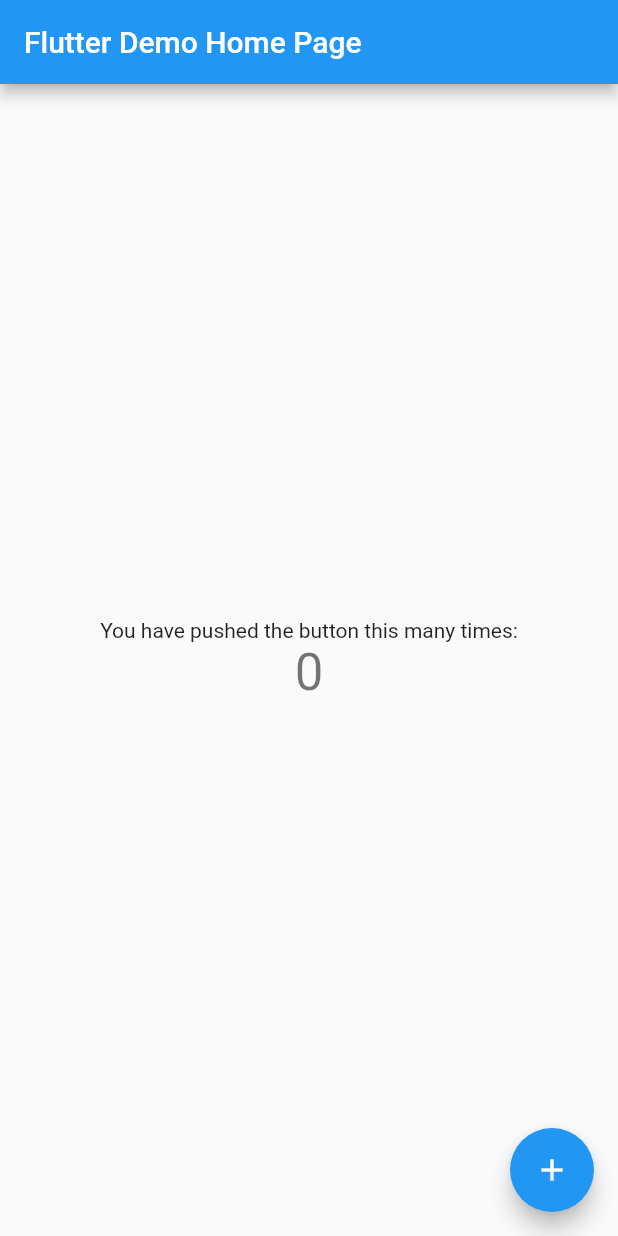
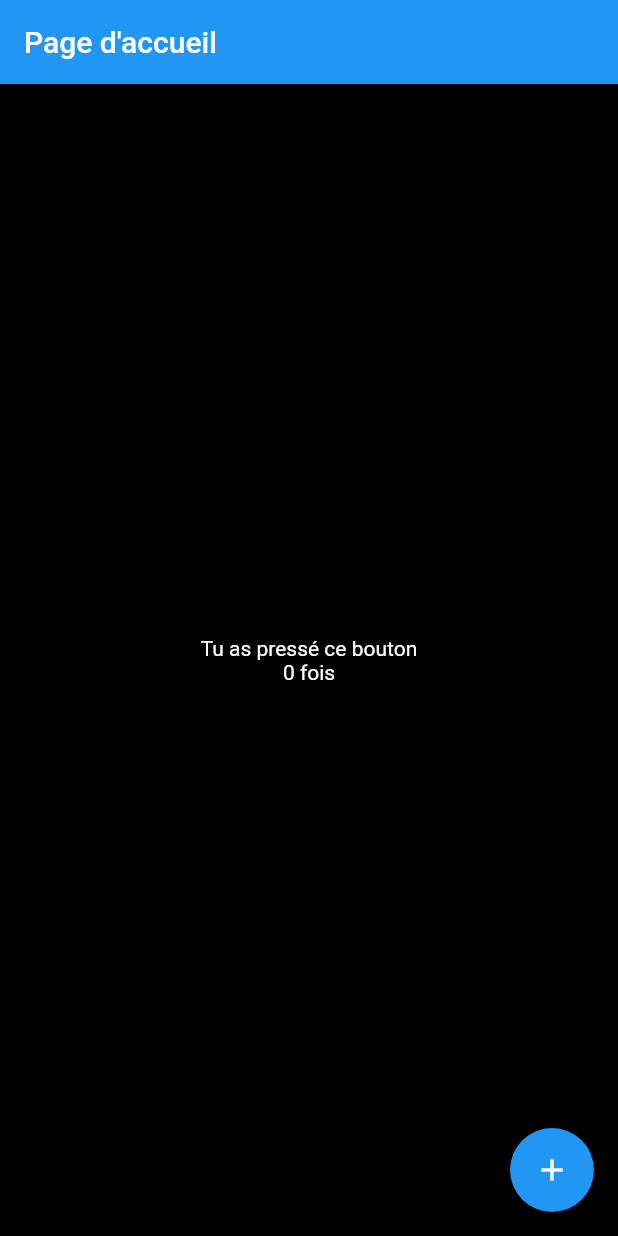
Before and after one commit to crat1985/LoginAppInFlutter, a Flutter app: the screen it shows after launch, on a phone screen of 412 x 824 dp. Run offline on Flutter 3.47's test engine with Material 2 defaults, Android fonts, the phone set to English and light mode, and no system bars.

Commit message:
Added home.dart file

```diff
--- /dev/null
+++ b/lib/home.dart
@@ -0,0 +1,51 @@
+import 'package:flutter/material.dart';
+
+class Home extends StatefulWidget {
+  const Home({super.key, required this.title});
+
+  final String title;
+
+  @override
+  State<Home> createState() => _HomeState();
+}
+
+class _HomeState extends State<Home> {
+  int _counter = 0;
+
+  void _incrementCounter() {
+    setState(() {
+      _counter++;
+    });
+  }
+
+  @override
+  Widget build(BuildContext context) {
+    return Scaffold(
+      appBar: AppBar(
+        title: Text(widget.title),
+      ),
+      backgroundColor: Colors.black,
+      body: Center(
+        child: Column(
+          mainAxisAlignment: MainAxisAlignment.center,
+          children: <Widget>[
+            const Text(
+              'Tu as pressé ce bouton',
+              style: TextStyle(color: Colors.white),
+            ),
+            Text(
+              '$_counter fois',
+              // style: Theme.of(context).textTheme.headline4,
+              style: const TextStyle(color: Colors.white),
+            ),
+          ],
+        ),
+      ),
+      floatingActionButton: FloatingActionButton(
+        onPressed: _incrementCounter,
+        tooltip: 'Increment',
+        child: const Icon(Icons.add),
+      ), // This trailing comma makes auto-formatting nicer for build methods.
+    );
+  }
+}
--- a/lib/main.dart
+++ b/lib/main.dart
@@ -1,4 +1,5 @@
 import 'package:flutter/material.dart';
+import 'package:login_project/home.dart';
 
 void main() {
   runApp(const App());
@@ -11,57 +12,9 @@ class App extends StatelessWidget {
   Widget build(BuildContext context) {
     return MaterialApp(
       title: 'Flutter Demo',
-      theme: ThemeData(
-        primarySwatch: Colors.blue,
-      ),
-      home: const MyHomePage(title: 'Flutter Demo Home Page'),
+      debugShowCheckedModeBanner: false,
+      theme: ThemeData(primarySwatch: Colors.blue),
+      home: const Home(title: "Page d'accueil"),
     );
   }
 }
-
-class MyHomePage extends StatefulWidget {
-  const MyHomePage({super.key, required this.title});
-
-  final String title;
-
-  @override
-  State<MyHomePage> createState() => _MyHomePageState();
-}
-
-class _MyHomePageState extends State<MyHomePage> {
-  int _counter = 0;
-
-  void _incrementCounter() {
-    setState(() {
-      _counter++;
-    });
-  }
-
-  @override
-  Widget build(BuildContext context) {
-    return Scaffold(
-      appBar: AppBar(
-        title: Text(widget.title),
-      ),
-      body: Center(
-        child: Column(
-          mainAxisAlignment: MainAxisAlignment.center,
-          children: <Widget>[
-            const Text(
-              'You have pushed the button this many times:',
-            ),
-            Text(
-              '$_counter',
-              style: Theme.of(context).textTheme.headline4,
-            ),
-          ],
-        ),
-      ),
-      floatingActionButton: FloatingActionButton(
-        onPressed: _incrementCounter,
-        tooltip: 'Increment',
-        child: const Icon(Icons.add),
-      ), // This trailing comma makes auto-formatting nicer for build methods.
-    );
-  }
-}
```
